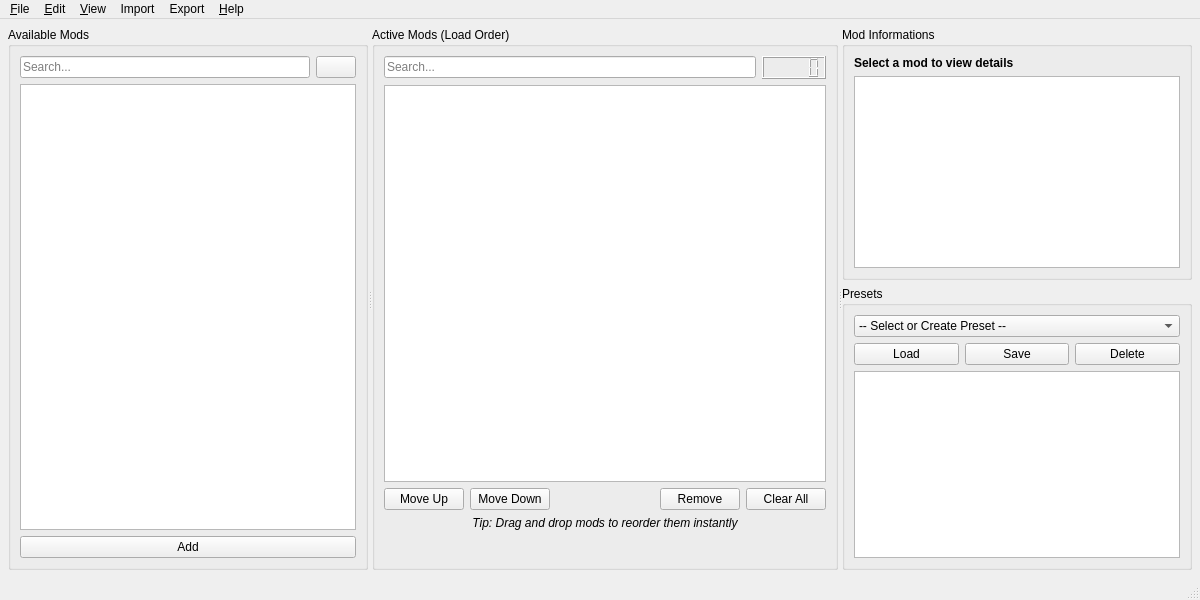
First picture: the form in goh_mod_manager/res/ui/main_window.ui, repository alexbdka/goh-mod-manager, before the edit.
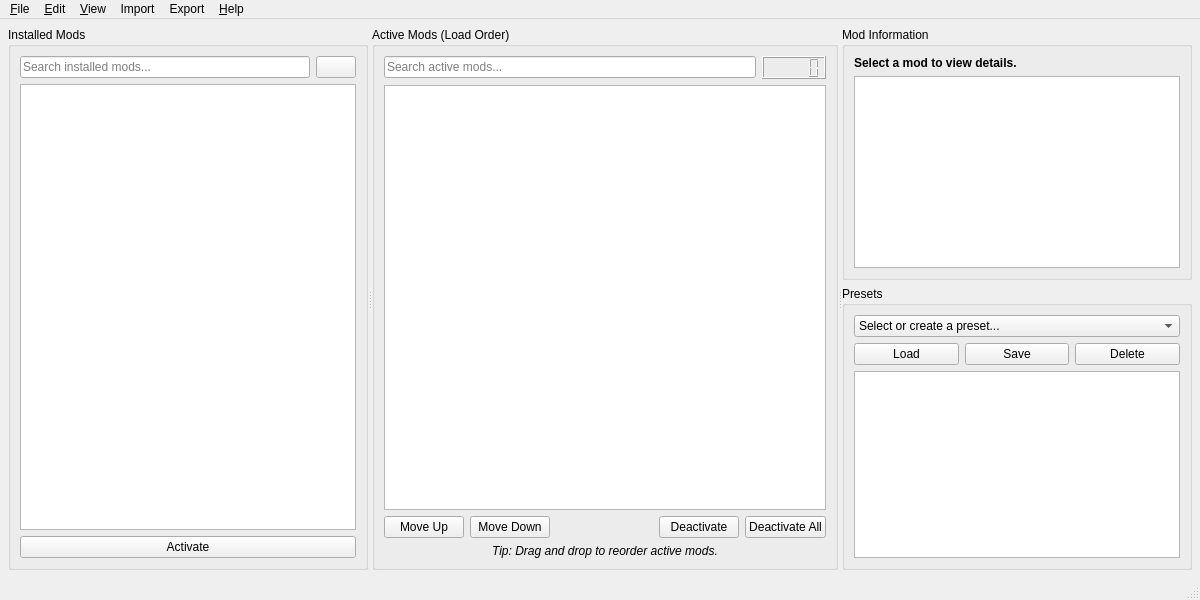
Second picture: the form after the edit. Icons and pictures are not drawn.

```diff
--- a/goh_mod_manager/res/ui/main_window.ui
+++ b/goh_mod_manager/res/ui/main_window.ui
@@ -78,7 +78,7 @@
                                 <item>
                                     <widget class="QGroupBox" name="groupBox_available_mods">
                                         <property name="title">
-                                            <string>Available Mods</string>
+                                            <string>Installed Mods</string>
                                         </property>
                                         <layout class="QVBoxLayout" name="verticalLayout_2">
                                             <property name="spacing">
@@ -93,7 +93,7 @@
                                                     <item>
                                                         <widget class="QLineEdit" name="lineEdit_search_available_mods">
                                                             <property name="placeholderText">
-                                                                <string>Search...</string>
+                                                                <string>Search installed mods...</string>
                                                             </property>
                                                             <property name="clearButtonEnabled">
                                                                 <bool>true</bool>
@@ -138,7 +138,7 @@
                                                     <item>
                                                         <widget class="QPushButton" name="pushButton_add">
                                                             <property name="text">
-                                                                <string>Add</string>
+                                                                <string>Activate</string>
                                                             </property>
                                                         </widget>
                                                     </item>
@@ -189,7 +189,7 @@
                                                     <item>
                                                         <widget class="QLineEdit" name="lineEdit_search_active_mods">
                                                             <property name="placeholderText">
-                                                                <string>Search...</string>
+                                                                <string>Search active mods...</string>
                                                             </property>
                                                             <property name="clearButtonEnabled">
                                                                 <bool>true</bool>
@@ -255,14 +255,14 @@
                                                     <item>
                                                         <widget class="QPushButton" name="pushButton_remove">
                                                             <property name="text">
-                                                                <string>Remove</string>
+                                                                <string>Deactivate</string>
                                                             </property>
                                                         </widget>
                                                     </item>
                                                     <item>
                                                         <widget class="QPushButton" name="pushButton_clear_all">
                                                             <property name="text">
-                                                                <string>Clear All</string>
+                                                                <string>Deactivate All</string>
                                                             </property>
                                                         </widget>
                                                     </item>
@@ -276,9 +276,7 @@
                                                         </font>
                                                     </property>
                                                     <property name="text">
-                                                        <string>Tip: Drag and drop mods to reorder them instantly
-
-                                                        </string>
+                                                        <string>Tip: Drag and drop to reorder active mods.</string>
                                                     </property>
                                                     <property name="alignment">
                                                         <set>Qt::AlignmentFlag::AlignCenter</set>
@@ -328,7 +326,7 @@
                                             </size>
                                         </property>
                                         <property name="title">
-                                            <string>Mod Informations</string>
+                                            <string>Mod Information</string>
                                         </property>
                                         <layout class="QVBoxLayout" name="verticalLayout_mod_info">
                                             <property name="spacing">
@@ -342,7 +340,7 @@
                                                         </font>
                                                     </property>
                                                     <property name="text">
-                                                        <string>Select a mod to view details</string>
+                                                        <string>Select a mod to view details.</string>
                                                     </property>
                                                     <property name="wordWrap">
                                                         <bool>true</bool>
@@ -381,7 +379,7 @@
                                                 <widget class="QComboBox" name="comboBox_presets">
                                                     <item>
                                                         <property name="text">
-                                                            <string>-- Select or Create Preset --</string>
+                                                            <string>Select or create a preset...</string>
                                                         </property>
                                                     </item>
                                                 </widget>
```
Left out of the diff: 78 changed lines with no effect on the pictures.
